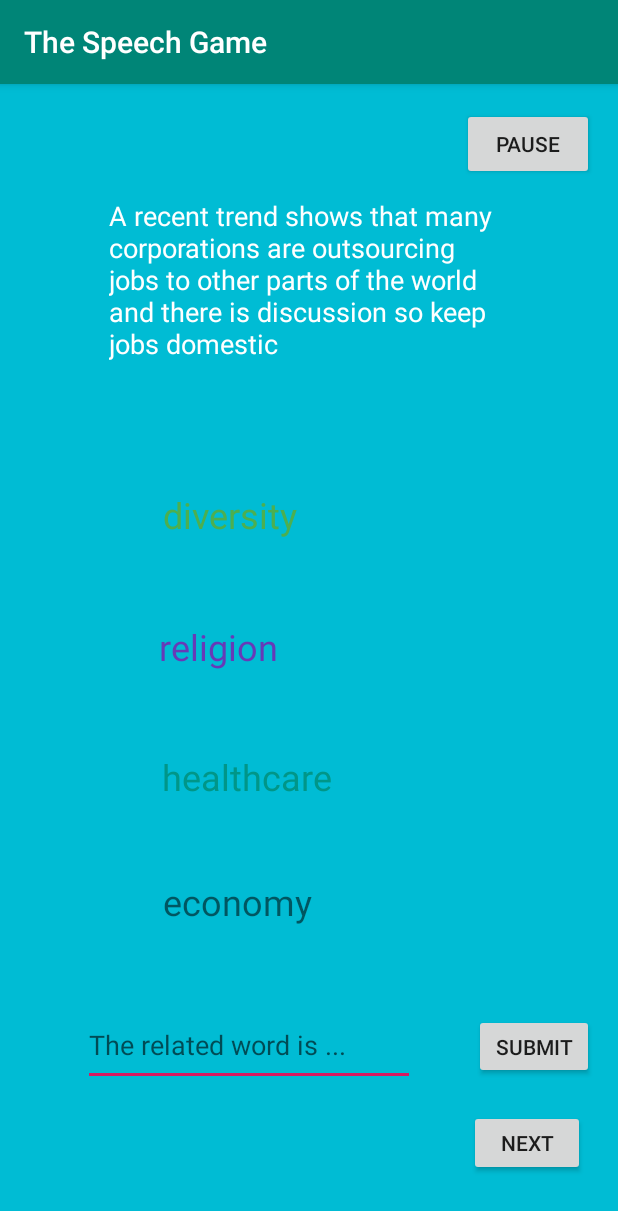
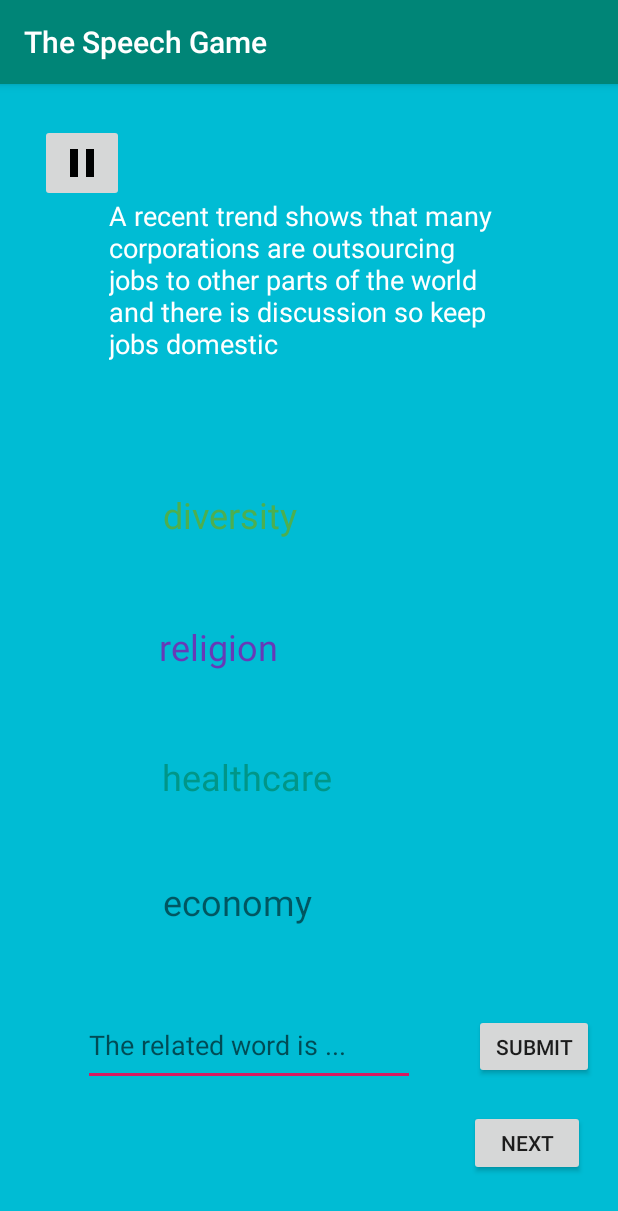
Before and after one commit to codeturtle00/Politician-Simulator, an Android app: the SpeechActivity screen opened directly, with no data from a screen before it, on a phone screen of 412 x 824 dp. Shown: the top 1211 px of the screen. Run offline under Robolectric (Android 15) with nearby library versions, the phone set to English and light mode, and no system bars.

Commit message:
fixed pause button for speech game

```diff
--- a/phase1/PoliticGame/app/src/main/java/com/example/politicgame/SpeechGame/SpeechActivity.java
+++ b/phase1/PoliticGame/app/src/main/java/com/example/politicgame/SpeechGame/SpeechActivity.java
@@ -1,6 +1,7 @@
 package com.example.politicgame.SpeechGame;
 
 import androidx.appcompat.app.AppCompatActivity;
+import androidx.constraintlayout.widget.ConstraintLayout;
 
 import android.content.Context;
 import android.content.Intent;
@@ -13,6 +14,7 @@ import android.widget.TextView;
 
 import com.example.politicgame.MainActivity;
 import com.example.politicgame.PauseActivity;
+import com.example.politicgame.PauseButton;
 import com.example.politicgame.PoliticGameApp;
 import com.example.politicgame.R;
 import com.example.politicgame.StampGame.StampInstructionActivity;
@@ -58,17 +60,17 @@ public class SpeechActivity extends AppCompatActivity {
 
     setTitle("The Speech Game");
 
-    final Button pauseB = findViewById(R.id.pause);
-    pauseB.setOnClickListener(
-            new View.OnClickListener() {
-              public void onClick(View v) {
-                Log.i("Button", "The pause button has been clicked");
-
-                //The method below will pause the game and handle the following inputs
-                openPauseMenu();
-              }
-            });
-
+//    final Button pauseB = findViewById(R.id.pause);
+//    pauseB.setOnClickListener(
+//            new View.OnClickListener() {
+//              public void onClick(View v) {
+//                Log.i("Button", "The pause button has been clicked");
+//
+//                //The method below will pause the game and handle the following inputs
+//                openPauseMenu();
+//              }
+//            });
+    new PauseButton((ConstraintLayout) findViewById(R.id.speechLayout), this);
   }
 
   @Override
--- a/phase1/PoliticGame/app/src/main/res/layout/activity_speech.xml
+++ b/phase1/PoliticGame/app/src/main/res/layout/activity_speech.xml
@@ -110,15 +110,4 @@
         app:layout_constraintTop_toTopOf="parent"
         app:layout_constraintVertical_bias="0.124" />
 
-    <Button
-        android:id="@+id/pause"
-        android:layout_width="wrap_content"
-        android:layout_height="wrap_content"
-        android:layout_marginTop="16dp"
-        android:layout_marginEnd="16dp"
-        android:layout_marginRight="16dp"
-        android:text="Pause"
-        app:layout_constraintEnd_toEndOf="parent"
-        app:layout_constraintTop_toTopOf="parent" />
-
 </androidx.constraintlayout.widget.ConstraintLayout>
```
